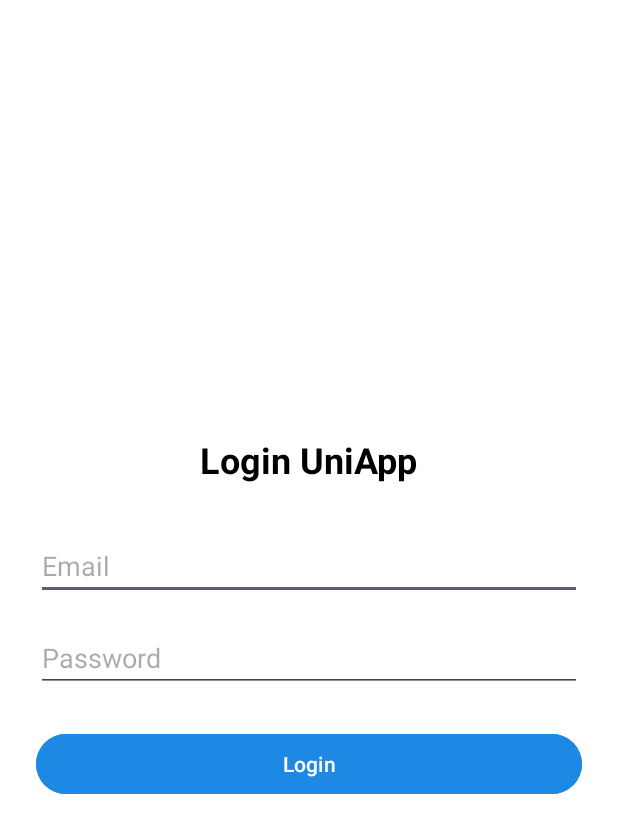
After one commit to HuyHuy-IT04/uniconnect-app, an Android app: the layout activity_login.xml on its own in the app's theme, with its tools: preview values and no code run, on a phone screen of 412 x 824 dp. The commit adds this screen. Shown: the top 833 px of the screen. Run offline under Robolectric (Android 15) with nearby library versions, the phone set to English and light mode, and no system bars.

Commit message:
feat: make feature login with auth firebase

```diff
--- a/app/src/main/AndroidManifest.xml
+++ b/app/src/main/AndroidManifest.xml
@@ -12,7 +12,7 @@
         android:supportsRtl="true"
         android:theme="@style/Theme.Demobtl">
         <activity
-            android:name=".MainActivity"
+            android:name=".LoginActivity"
             android:exported="true">
             <intent-filter>
                 <action android:name="android.intent.action.MAIN" />
--- /dev/null
+++ b/app/src/main/res/layout/activity_login.xml
@@ -0,0 +1,41 @@
+<LinearLayout xmlns:android="http://schemas.android.com/apk/res/android"
+    android:layout_width="match_parent"
+    android:layout_height="match_parent"
+    android:orientation="vertical"
+    android:padding="24dp"
+    android:gravity="center"
+    android:background="@color/white">
+
+    <TextView
+        android:text="@string/login_title"
+        android:textSize="24sp"
+        android:textStyle="bold"
+        android:textColor="@color/black"
+        android:layout_marginBottom="32dp"
+        android:layout_width="wrap_content"
+        android:layout_height="wrap_content"/>
+
+    <EditText
+        android:id="@+id/email"
+        android:hint="@string/email_hint"
+        android:inputType="textEmailAddress"
+        android:layout_width="match_parent"
+        android:layout_height="wrap_content"
+        android:layout_marginBottom="16dp"/>
+
+    <EditText
+        android:id="@+id/password"
+        android:hint="@string/password_hint"
+        android:inputType="textPassword"
+        android:layout_width="match_parent"
+        android:layout_height="wrap_content"
+        android:layout_marginBottom="24dp"/>
+
+    <Button
+        android:id="@+id/loginBtn"
+        android:text="@string/login_button"
+        android:backgroundTint="@color/primary"
+        android:textColor="@color/white"
+        android:layout_width="match_parent"
+        android:layout_height="wrap_content"/>
+</LinearLayout>
--- a/app/src/main/res/values/colors.xml
+++ b/app/src/main/res/values/colors.xml
@@ -2,4 +2,5 @@
 <resources>
     <color name="black">#FF000000</color>
     <color name="white">#FFFFFFFF</color>
+    <color name="primary">#1E88E5</color>
 </resources>
--- a/app/src/main/res/values/strings.xml
+++ b/app/src/main/res/values/strings.xml
@@ -1,3 +1,7 @@
 <resources>
     <string name="app_name">demobtl</string>
+    <string name="login_title">Login UniApp</string>
+    <string name="email_hint">Email</string>
+    <string name="password_hint">Password</string>
+    <string name="login_button">Login</string>
 </resources>
```
Also changed, not shown: app/src/main/java/com/example/demobtl/LoginActivity.java (added, +59 -0 lines).
